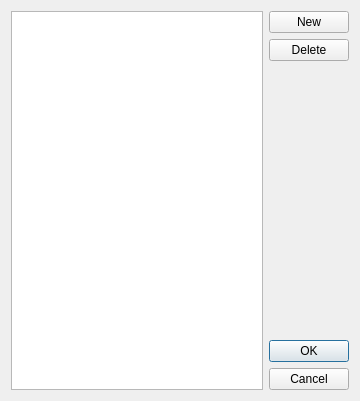
erszcz/agrajag, file agrajag/editor/propertyeditordialog.ui: the form before one commit.
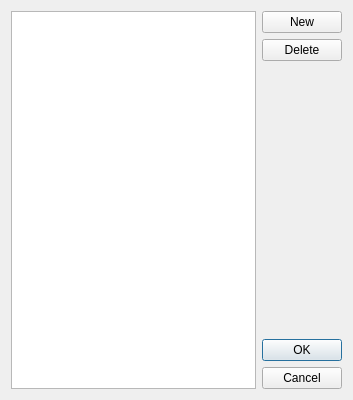
The form after the commit. Custom widgets are drawn as their Qt base class.

Patch:
```diff
--- a/agrajag/editor/propertyeditordialog.ui
+++ b/agrajag/editor/propertyeditordialog.ui
@@ -5,8 +5,8 @@
    <rect>
     <x>0</x>
     <y>0</y>
-    <width>360</width>
-    <height>401</height>
+    <width>353</width>
+    <height>400</height>
    </rect>
   </property>
   <property name="sizePolicy" >
@@ -17,7 +17,7 @@
   </property>
   <property name="minimumSize" >
    <size>
-    <width>300</width>
+    <width>350</width>
     <height>400</height>
    </size>
   </property>
@@ -26,7 +26,20 @@
   </property>
   <layout class="QGridLayout" >
    <item rowspan="4" row="0" column="0" >
-    <widget class="PropertyEditor" name="propertyEditor" />
+    <widget class="PropertyEditor" name="propertyEditor" >
+     <property name="sizePolicy" >
+      <sizepolicy vsizetype="Expanding" hsizetype="MinimumExpanding" >
+       <horstretch>1</horstretch>
+       <verstretch>0</verstretch>
+      </sizepolicy>
+     </property>
+     <property name="minimumSize" >
+      <size>
+       <width>200</width>
+       <height>0</height>
+      </size>
+     </property>
+    </widget>
    </item>
    <item row="0" column="1" >
     <widget class="QPushButton" name="newButton" >
@@ -67,7 +80,7 @@
       <enum>Qt::Vertical</enum>
      </property>
      <property name="standardButtons" >
-      <set>QDialogButtonBox::Cancel|QDialogButtonBox::NoButton|QDialogButtonBox::Ok</set>
+      <set>QDialogButtonBox::Cancel|QDialogButtonBox::Ok</set>
      </property>
     </widget>
    </item>
```
Left out of the diff: 2 changed lines with no effect on the pictures.
